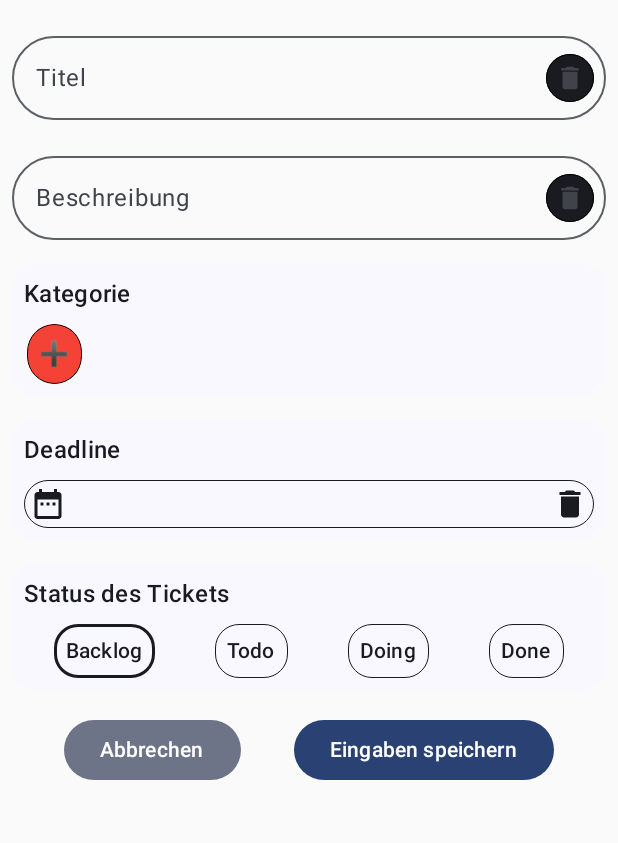
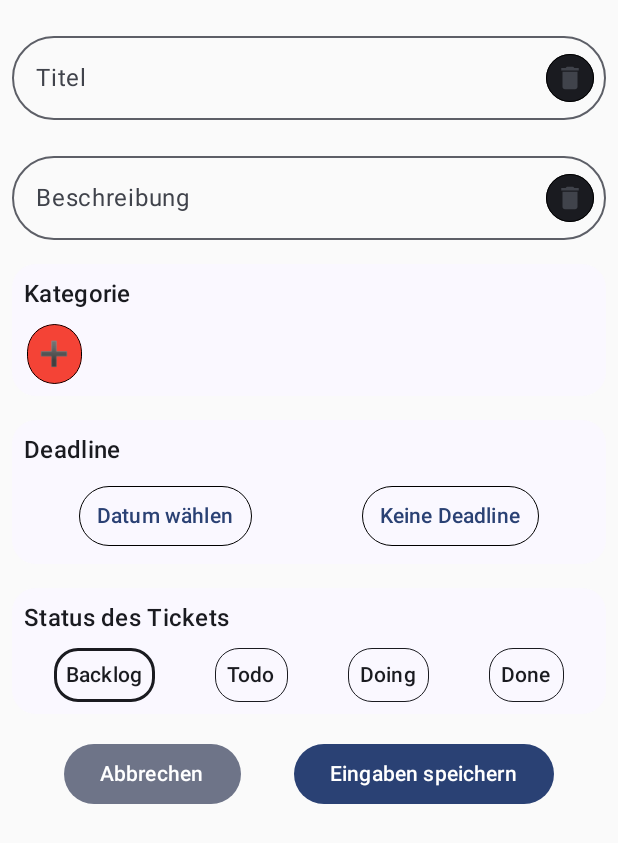
Before and after one commit to Matorarn/todomanager, an Android app built with Jetpack Compose: the TicketConfigScreen screen opened through its navigation route, on a phone screen of 412 x 824 dp. Shown: the top 843 px of the screen. Run offline under Robolectric (Android 15) with nearby library versions, the phone set to English and light mode, and no system bars; our stand-ins replace Room's generated code.

Commit message:
feat(configuration): Add more precise interaction to select a duedate

```diff
--- a/app/src/main/java/com/example/todomanager/ui/theme/Theme.kt
+++ b/app/src/main/java/com/example/todomanager/ui/theme/Theme.kt
@@ -3,8 +3,6 @@ package com.example.todomanager.ui.theme
 import android.app.Activity
 import android.os.Build
 import androidx.compose.foundation.isSystemInDarkTheme
-import androidx.compose.foundation.layout.WindowInsets
-import androidx.compose.foundation.layout.statusBars
 import androidx.compose.material3.MaterialTheme
 import androidx.compose.material3.darkColorScheme
 import androidx.compose.material3.dynamicDarkColorScheme
@@ -12,7 +10,6 @@ import androidx.compose.material3.dynamicLightColorScheme
 import androidx.compose.material3.lightColorScheme
 import androidx.compose.runtime.Composable
 import androidx.compose.runtime.SideEffect
-import androidx.compose.ui.graphics.toArgb
 import androidx.compose.ui.platform.LocalContext
 import androidx.compose.ui.platform.LocalView
 import androidx.core.view.WindowCompat
--- a/app/src/main/java/com/example/todomanager/ui/ticketconfig/TicketConfigScreen.kt
+++ b/app/src/main/java/com/example/todomanager/ui/ticketconfig/TicketConfigScreen.kt
@@ -26,8 +26,8 @@ import com.example.todomanager.data.ticket.Ticket
 import com.example.todomanager.ui.ticketconfig.configelements.category.CategorySwitch
 import com.example.todomanager.ui.ticketconfig.configelements.dialogs.addcategory.AddCategoryDialog
 import com.example.todomanager.ui.ticketconfig.configelements.dialogs.duedate.DueDatePickerDialog
-import com.example.todomanager.ui.ticketconfig.configelements.picker.DueDatePickerTextField
 import com.example.todomanager.ui.ticketconfig.configelements.picker.RowPicker
+import com.example.todomanager.ui.ticketconfig.configelements.picker.dueDateInteractionField.DueDateInteractionField
 import com.example.todomanager.ui.ticketconfig.configelements.textfields.ContentTextField
 import com.example.todomanager.ui.ticketconfig.configelements.textfields.TitleTextField
 import java.time.LocalDate
@@ -89,7 +89,7 @@ fun TicketConfigScreen(
             onSelectCategory = { category = it },
             showAddCategoryDialog = { showAddCategoryDialog = true },
         )
-        DueDatePickerTextField(
+        DueDateInteractionField(
             dueDate = dueDate,
             onShowDatePickerDialog = { showDueDatePicker = true },
             onDeleteDueDateValue = { dueDate = null },
--- /dev/null
+++ b/app/src/main/java/com/example/todomanager/ui/ticketconfig/configelements/picker/dueDateInteractionField/DueDateInteractionField.kt
@@ -0,0 +1,81 @@
+package com.example.todomanager.ui.ticketconfig.configelements.picker.dueDateInteractionField
+
+import androidx.compose.foundation.background
+import androidx.compose.foundation.layout.Column
+import androidx.compose.foundation.layout.Spacer
+import androidx.compose.foundation.layout.height
+import androidx.compose.foundation.layout.padding
+import androidx.compose.foundation.shape.RoundedCornerShape
+import androidx.compose.material3.MaterialTheme
+import androidx.compose.material3.Text
+import androidx.compose.runtime.Composable
+import androidx.compose.runtime.getValue
+import androidx.compose.runtime.mutableStateOf
+import androidx.compose.runtime.remember
+import androidx.compose.runtime.setValue
+import androidx.compose.ui.Modifier
+import androidx.compose.ui.tooling.preview.Preview
+import androidx.compose.ui.unit.dp
+import java.time.LocalDate
+
+@Composable
+fun DueDateInteractionField(
+    modifier: Modifier = Modifier,
+    dueDate: LocalDate?,
+    onShowDatePickerDialog: () -> Unit,
+    onDeleteDueDateValue: () -> Unit,
+) {
+    Column(
+        modifier = modifier
+            .background(
+                color = MaterialTheme.colorScheme.surface,
+                shape = RoundedCornerShape(16.dp),
+            )
+            .padding(8.dp),
+    ) {
+        var currentState by remember { mutableStateOf<DatePickerState>(DatePickerState.Undefined) }
+
+        Text(
+            text = "Deadline",
+            color = MaterialTheme.colorScheme.onSurface,
+            style = MaterialTheme.typography.titleMedium,
+        )
+        Spacer(modifier = Modifier.height(8.dp))
+        when (currentState) {
+            is DatePickerState.DueDatePicker -> DueDatePickerTextField(
+                dueDate = dueDate,
+                onShowDatePickerDialog = onShowDatePickerDialog,
+                onDeleteDueDateValue = onDeleteDueDateValue,
+                changeCurrentState = { currentState = it },
+            )
+
+            is DatePickerState.NoDueDate -> DueDateEmpty(
+                modifier = modifier,
+                onShowDatePickerDialog = onShowDatePickerDialog,
+                changeCurrentState = { currentState = it },
+            )
+
+            is DatePickerState.Undefined -> DueDateOptions(
+                modifier = modifier,
+                onShowDatePickerDialog = onShowDatePickerDialog,
+                changeCurrentState = { currentState = it },
+            )
+        }
+    }
+}
+
+sealed class DatePickerState {
+    data object Undefined : DatePickerState()
+    data object DueDatePicker : DatePickerState()
+    data object NoDueDate : DatePickerState()
+}
+
+@Preview
+@Composable
+private fun DueDatePickerInteractionFieldPreview() {
+    DueDateInteractionField(
+        dueDate = LocalDate.now(),
+        onShowDatePickerDialog = {},
+        onDeleteDueDateValue = {},
+    )
+}
--- /dev/null
+++ b/app/src/main/java/com/example/todomanager/ui/ticketconfig/configelements/picker/dueDateInteractionField/DueDateOptions.kt
@@ -0,0 +1,66 @@
+package com.example.todomanager.ui.ticketconfig.configelements.picker.dueDateInteractionField
+
+import androidx.compose.foundation.BorderStroke
+import androidx.compose.foundation.background
+import androidx.compose.foundation.layout.Arrangement
+import androidx.compose.foundation.layout.Row
+import androidx.compose.foundation.layout.fillMaxWidth
+import androidx.compose.material3.MaterialTheme
+import androidx.compose.material3.Text
+import androidx.compose.material3.TextButton
+import androidx.compose.runtime.Composable
+import androidx.compose.ui.Alignment
+import androidx.compose.ui.Modifier
+import androidx.compose.ui.graphics.Color
+import androidx.compose.ui.tooling.preview.Preview
+import androidx.compose.ui.unit.Dp
+
+@Composable
+fun DueDateOptions(
+    modifier: Modifier = Modifier,
+    onShowDatePickerDialog: () -> Unit,
+    changeCurrentState: (DatePickerState) -> Unit,
+) {
+    Row(
+        modifier = modifier
+            .fillMaxWidth()
+            .background(
+                color = MaterialTheme.colorScheme.surface,
+            ),
+        horizontalArrangement = Arrangement.SpaceAround,
+        verticalAlignment = Alignment.CenterVertically,
+    ) {
+        TextButton(
+            onClick = {
+                onShowDatePickerDialog()
+                changeCurrentState(DatePickerState.DueDatePicker)
+            },
+            border = BorderStroke(
+                width = Dp.Hairline,
+                color = Color.Black,
+            ),
+        ) {
+            Text("Datum wählen")
+        }
+        TextButton(
+            onClick = {
+                changeCurrentState(DatePickerState.NoDueDate)
+            },
+            border = BorderStroke(
+                width = Dp.Hairline,
+                color = Color.Black,
+            ),
+        ) {
+            Text("Keine Deadline")
+        }
+    }
+}
+
+@Preview
+@Composable
+private fun DueDateOptionsPreview() {
+    DueDateOptions(
+        onShowDatePickerDialog = {},
+        changeCurrentState = {},
+    )
+}
--- a/app/src/main/java/com/example/todomanager/ui/ticketconfig/configelements/picker/DueDatePicker.kt
+++ b/app/src/main/java/com/example/todomanager/ui/ticketconfig/configelements/picker/dueDateInteractionField/DueDatePicker.kt
@@ -1,13 +1,11 @@
-package com.example.todomanager.ui.ticketconfig.configelements.picker
+package com.example.todomanager.ui.ticketconfig.configelements.picker.dueDateInteractionField
 
 import androidx.compose.foundation.BorderStroke
 import androidx.compose.foundation.background
 import androidx.compose.foundation.border
 import androidx.compose.foundation.clickable
-import androidx.compose.foundation.layout.Column
 import androidx.compose.foundation.layout.Row
 import androidx.compose.foundation.layout.Spacer
-import androidx.compose.foundation.layout.height
 import androidx.compose.foundation.layout.padding
 import androidx.compose.foundation.layout.width
 import androidx.compose.foundation.shape.RoundedCornerShape
@@ -15,6 +13,7 @@ import androidx.compose.material.icons.Icons
 import androidx.compose.material.icons.filled.DateRange
 import androidx.compose.material.icons.filled.Delete
 import androidx.compose.material3.Icon
+import androidx.compose.material3.IconButton
 import androidx.compose.material3.MaterialTheme
 import androidx.compose.material3.Text
 import androidx.compose.runtime.Composable
@@ -33,23 +32,10 @@ fun DueDatePickerTextField(
     dueDate: LocalDate?,
     onShowDatePickerDialog: () -> Unit,
     onDeleteDueDateValue: () -> Unit,
+    changeCurrentState: (DatePickerState) -> Unit,
 ) {
-    Column(
+    Row(
         modifier = modifier
-            .background(
-                color = MaterialTheme.colorScheme.surface,
-                shape = RoundedCornerShape(16.dp),
-            )
-            .padding(8.dp),
-    ) {
-        Text(
-            text = "Deadline",
-            color = MaterialTheme.colorScheme.onSurface,
-            style = MaterialTheme.typography.titleMedium,
-        )
-        Spacer(modifier = Modifier.height(8.dp))
-        Row(
-            modifier = Modifier
             .border(
                 BorderStroke(
                     width = Dp.Hairline,
@@ -58,6 +44,9 @@ fun DueDatePickerTextField(
                 shape = RoundedCornerShape(16.dp),
             )
             .clip(RoundedCornerShape(16.dp))
+            .background(
+                color = MaterialTheme.colorScheme.surface,
+            )
             .clickable(onClick = onShowDatePickerDialog)
             .padding(4.dp),
         verticalAlignment = Alignment.CenterVertically,
@@ -68,15 +57,19 @@ fun DueDatePickerTextField(
             tint = MaterialTheme.colorScheme.onSurface,
         )
         Spacer(modifier = Modifier.width(8.dp))
-            // TODO Add Date Formatter
         Text(
             text = dueDate?.format(DateTimeFormatter.ofPattern("dd.MM.yyyy")) ?: "",
             color = MaterialTheme.colorScheme.onSurface,
             style = MaterialTheme.typography.labelLarge,
         )
         Spacer(modifier = Modifier.weight(1f))
+        IconButton(
+            onClick = {
+                onDeleteDueDateValue()
+                changeCurrentState(DatePickerState.NoDueDate)
+            },
+        ) {
             Icon(
-                modifier = Modifier.clickable(onClick = onDeleteDueDateValue),
                 imageVector = Icons.Default.Delete,
                 contentDescription = null,
                 tint = MaterialTheme.colorScheme.onSurface,
@@ -92,5 +85,6 @@ private fun DueDatePickerLabelPreview() {
         dueDate = LocalDate.now(),
         onShowDatePickerDialog = {},
         onDeleteDueDateValue = {},
+        changeCurrentState = {},
     )
 }
```
Also changed, not shown: app/src/main/java/com/example/todomanager/ui/ticketconfig/configelements/picker/dueDateInteractionField/DueDateEmpty.kt (added, +55 -0 lines). Lines whose indentation alone changed are shown as unchanged.
